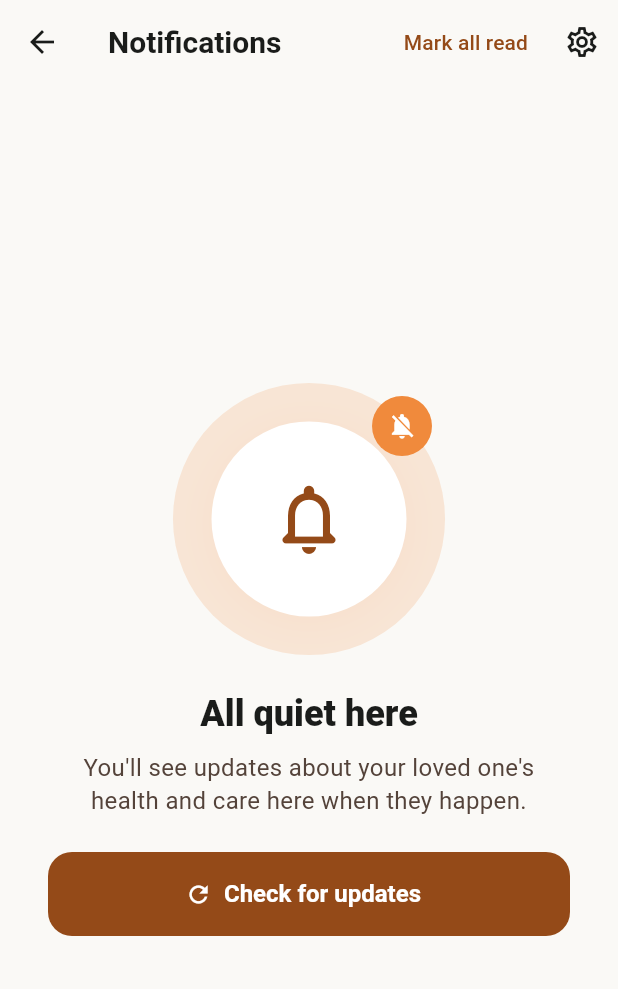
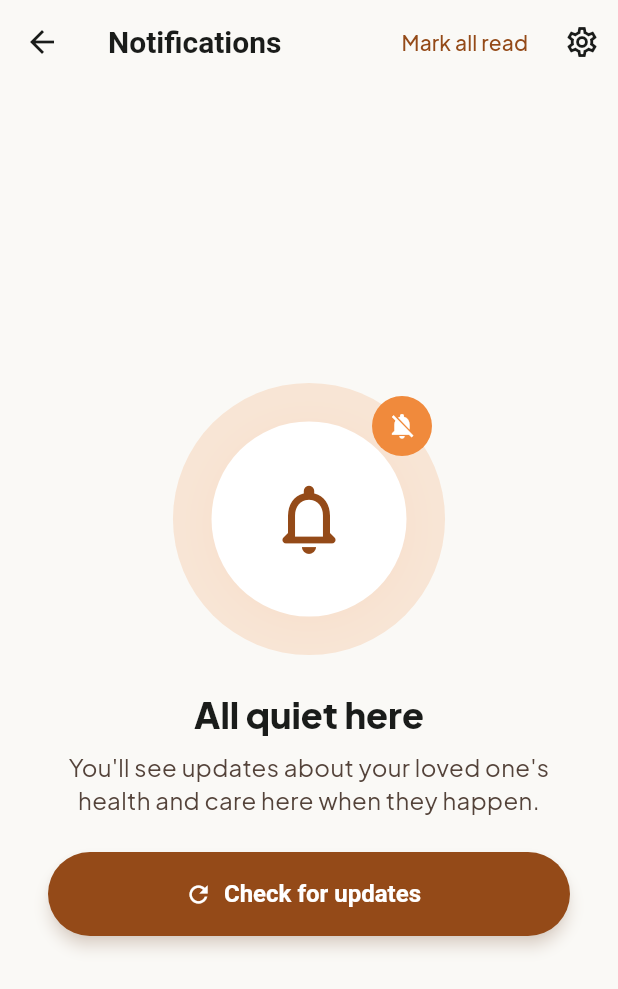
Before and after one commit to MADEMSanjanaSarvani/Elder-Care, a Flutter app: the screen it shows once a user with an empty profile is signed in, after a tap on the "notifications none" icon, on a phone screen of 412 x 824 dp. Shown: the top 989 px of the screen. Run offline on Flutter 3.47's test engine with Material 3 defaults, Android fonts, the phone set to English and light mode, and no system bars; our stand-ins replace connectivity_plus, file_picker, firebase_core, firebase_messaging, fl_chart, flutter_riverpod and 6 more; missing offline and left inert: agora_rtc_engine; accounts and stored records are empty; network calls fail.

Commit message:
Make the app actually look like the designs, from the theme out
Ten Stitch screens share one visual system, and the app was rendering a
different one. Fixing that screen by screen would have taken a week and drifted
immediately; it belongs in the theme, where every screen picks it up at once.

Plus Jakarta Sans is now bundled. It is the typeface every design is drawn in,
and its absence was the single biggest reason the app looked unlike the mocks —
the designs lean on 600/700/800 weights, and Roboto can only fake those. A
variable font covers 200-800 in one 176 KB file, with no network fetch, which
satisfies the offline requirement rather than dodging it. OFL 1.1, licence
shipped alongside as the licence requires.

Buttons are pills now. That is not only style: a pill reads as one tappable
object at arm's length, where a rounded rectangle across the bottom of a screen
can read as a panel — and our users hold the phone further away than the
designer sat from the mock.

Cards go to radius 24 and pick up the warm lift the designs use everywhere: the
primary hue at ten percent alpha, not a grey drop-shadow, which is what makes
the surfaces look lit rather than cut out. Exposed as a SetuSurfaces theme
extension so hand-built Containers stop inventing their own — nominally
identical cards on two screens were sitting at visibly different heights.

Input borders go from 1.4px to 2px. A hairline disappears on the cheap 720p
panels most of our users have.

Type scale follows the mocks: screen titles at 40, headlines at 34/28/24. This
is an app read by people with presbyopia and the designs are right to shout.

```diff
--- a/apps/family_elder_app/lib/core/app_build.dart
+++ b/apps/family_elder_app/lib/core/app_build.dart
@@ -4,4 +4,4 @@
 /// install actually update?" ambiguity.
 ///
 /// Keep it in sync with pubspec `version:`.
-const String kAppBuildLabel = 'v0.5.6 · build 38 · 27 Jul';
+const String kAppBuildLabel = 'v0.6.0 · build 39 · 27 Jul';
--- a/packages/setu_core/lib/src/design/design_tokens.dart
+++ b/packages/setu_core/lib/src/design/design_tokens.dart
@@ -3,11 +3,13 @@ import 'package:flutter/material.dart';
 /// Codifies the palette and type scale from
 /// docs/prd/03-prd-part3-execution.html Section 17.
 ///
-/// No custom font files are bundled for the MVP — Section 20's offline-
-/// resilience requirement argues against a network font fetch, and a
-/// bundled custom font is a Phase 2 polish item, not an MVP blocker.
-/// Platform default fonts (San Francisco / Roboto) carry the type scale
-/// below instead.
+/// Plus Jakarta Sans is now bundled (see the app's pubspec) rather than
+/// fetched at runtime. Section 20's offline-resilience requirement rules out
+/// a network font fetch, and it was the reason this shipped on Roboto for a
+/// long time — but a bundled variable font costs 176 KB once and no network
+/// at all, which satisfies the requirement instead of dodging it. The
+/// difference is visible: the designs lean on 600/700/800 weights that Roboto
+/// can only fake.
 class SetuColors {
   const SetuColors._();
 
@@ -115,20 +117,43 @@ class SetuTheme {
       outlineVariant: border,
     );
 
+    // Fully rounded. Every SETU design draws its primary action as a pill,
+    // and it is not only a style: a pill reads as a single tappable object at
+    // arm's length, where a rounded rectangle at the bottom of a screen can
+    // read as a panel. This app is used by people holding a phone further
+    // away than the designer was sitting from the mock.
     final buttonShape =
-        RoundedRectangleBorder(borderRadius: BorderRadius.circular(16));
+        RoundedRectangleBorder(borderRadius: BorderRadius.circular(999));
 
-    OutlineInputBorder inputBorder(Color c, [double w = 1.4]) =>
+    // 2px, because a 1.4px hairline effectively disappears on the cheap
+    // 720p panels most of our users have.
+    OutlineInputBorder inputBorder(Color c, [double w = 2]) =>
         OutlineInputBorder(
           borderRadius: BorderRadius.circular(16),
           borderSide: BorderSide(color: c, width: w),
         );
+
+    // The warm lift under every card and bar in the designs. Not a grey
+    // drop-shadow: it is the primary hue at very low alpha, which is what
+    // makes the surfaces feel lit rather than cut out.
+    final warmShadow = [
+      BoxShadow(
+        color: (isDark ? Colors.black : SetuColors.peachLight)
+            .withValues(alpha: isDark ? 0.35 : 0.10),
+        blurRadius: 20,
+        offset: const Offset(0, 4),
+      ),
+    ];
 
     return ThemeData(
       brightness: brightness,
       scaffoldBackgroundColor: paper,
       colorScheme: colorScheme,
       useMaterial3: true,
+      // Bundled with the app (see pubspec). Every SETU design is drawn in it,
+      // and its 600/700/800 weights are what give the headings their
+      // character — Roboto faux-bolds them and the screens go flat.
+      fontFamily: 'Plus Jakarta Sans',
       textTheme: _textTheme(ink),
       appBarTheme: AppBarTheme(
           backgroundColor: paper,
@@ -151,6 +176,20 @@ class SetuTheme {
         style: FilledButton.styleFrom(
           minimumSize: const Size.fromHeight(56),
           shape: buttonShape,
+          elevation: 4,
+          shadowColor: accent.withValues(alpha: 0.35),
+          textStyle:
+              const TextStyle(fontSize: 16, fontWeight: FontWeight.w600),
+        ),
+      ),
+      elevatedButtonTheme: ElevatedButtonThemeData(
+        style: ElevatedButton.styleFrom(
+          minimumSize: const Size.fromHeight(56),
+          shape: buttonShape,
+          elevation: 4,
+          shadowColor: accent.withValues(alpha: 0.35),
+          backgroundColor: accent,
+          foregroundColor: Colors.white,
           textStyle:
               const TextStyle(fontSize: 16, fontWeight: FontWeight.w600),
         ),
@@ -159,7 +198,7 @@ class SetuTheme {
         style: OutlinedButton.styleFrom(
           minimumSize: const Size.fromHeight(56),
           shape: buttonShape,
-          side: BorderSide(color: border, width: 1.4),
+          side: BorderSide(color: border, width: 2),
           foregroundColor: accent,
           textStyle:
               const TextStyle(fontSize: 16, fontWeight: FontWeight.w600),
@@ -170,10 +209,44 @@ class SetuTheme {
         elevation: 0,
         margin: EdgeInsets.zero,
         shape: RoundedRectangleBorder(
-          borderRadius: BorderRadius.circular(20),
-          side: BorderSide(color: border),
+          // 24 rather than 20 — the designs are noticeably softer than what
+          // the app was rendering, and on a bento grid the difference between
+          // 20 and 24 is the difference between tiles and cards.
+          borderRadius: BorderRadius.circular(24),
+          side: BorderSide(color: border.withValues(alpha: 0.5)),
         ),
       ),
+      // The bottom bar in every design: white, lifted by a warm shadow that
+      // falls upward, with the active destination in a filled pill.
+      navigationBarTheme: NavigationBarThemeData(
+        backgroundColor: surface,
+        elevation: 3,
+        shadowColor: SetuColors.peachLight.withValues(alpha: 0.10),
+        surfaceTintColor: Colors.transparent,
+        indicatorColor: (isDark ? SetuColors.lavenderDark : SetuColors.lavenderLight)
+            .withValues(alpha: 0.20),
+        indicatorShape: const StadiumBorder(),
+        labelTextStyle: WidgetStatePropertyAll(TextStyle(
+            fontSize: 12.5, fontWeight: FontWeight.w600, color: ink)),
+      ),
+      chipTheme: ChipThemeData(
+        shape: const StadiumBorder(),
+        side: BorderSide(color: border.withValues(alpha: 0.5)),
+        backgroundColor: surface,
+      ),
+      dialogTheme: DialogThemeData(
+        backgroundColor: surface,
+        shape: RoundedRectangleBorder(
+            borderRadius: BorderRadius.circular(24)),
+      ),
+      bottomSheetTheme: BottomSheetThemeData(
+        backgroundColor: paper,
+        shape: const RoundedRectangleBorder(
+            borderRadius: BorderRadius.vertical(top: Radius.circular(28))),
+      ),
+      // Exposed so screens can use the same lift on the plain Containers they
+      // build by hand, instead of each inventing its own drop shadow.
+      extensions: [SetuSurfaces(cardShadow: warmShadow)],
       segmentedButtonTheme: SegmentedButtonThemeData(
         style: ButtonStyle(
           shape: WidgetStatePropertyAll(RoundedRectangleBorder(
@@ -184,14 +257,27 @@ class SetuTheme {
     );
   }
 
+  /// Type scale from the designs: bigger and heavier than Material's
+  /// defaults throughout. Screen titles are 40, not 32 — this is an app read
+  /// by people with presbyopia, and the mocks are right to shout.
   static TextTheme _textTheme(Color ink) {
     return TextTheme(
-      headlineLarge:
-          TextStyle(fontSize: 32, fontWeight: FontWeight.w700, color: ink),
+      displaySmall: TextStyle(
+          fontSize: 40,
+          fontWeight: FontWeight.w700,
+          letterSpacing: -0.8,
+          color: ink),
+      headlineLarge: TextStyle(
+          fontSize: 34,
+          fontWeight: FontWeight.w700,
+          letterSpacing: -0.5,
+          color: ink),
       headlineMedium:
-          TextStyle(fontSize: 26, fontWeight: FontWeight.w700, color: ink),
+          TextStyle(fontSize: 28, fontWeight: FontWeight.w700, color: ink),
+      headlineSmall:
+          TextStyle(fontSize: 24, fontWeight: FontWeight.w600, color: ink),
       titleLarge:
-          TextStyle(fontSize: 20, fontWeight: FontWeight.w600, color: ink),
+          TextStyle(fontSize: 22, fontWeight: FontWeight.w600, color: ink),
       bodyLarge: TextStyle(
           fontSize: 18, color: ink), // large, legible base (Warmth system)
       bodyMedium: TextStyle(fontSize: 16, color: ink),
@@ -212,3 +298,34 @@ extension ElderModeTypography on TextTheme {
     );
   }
 }
+
+/// The warm shadow the designs put under every raised surface, exposed on the
+/// theme so screens stop inventing their own.
+///
+/// Before this, cards built as plain Containers each hard-coded a drop shadow
+/// — some grey, some warm, some none — so nominally identical cards on two
+/// screens sat at visibly different heights. Reading it from the theme means
+/// light and dark get the right treatment without any call site knowing which
+/// one is active.
+@immutable
+class SetuSurfaces extends ThemeExtension<SetuSurfaces> {
+  const SetuSurfaces({required this.cardShadow});
+
+  final List<BoxShadow> cardShadow;
+
+  static SetuSurfaces of(BuildContext context) =>
+      Theme.of(context).extension<SetuSurfaces>() ??
+      const SetuSurfaces(cardShadow: []);
+
+  @override
+  SetuSurfaces copyWith({List<BoxShadow>? cardShadow}) =>
+      SetuSurfaces(cardShadow: cardShadow ?? this.cardShadow);
+
+  @override
+  SetuSurfaces lerp(ThemeExtension<SetuSurfaces>? other, double t) {
+    if (other is! SetuSurfaces) return this;
+    return SetuSurfaces(
+      cardShadow: BoxShadow.lerpList(cardShadow, other.cardShadow, t) ?? cardShadow,
+    );
+  }
+}
```
Also changed, not shown: apps/family_elder_app/assets/fonts/OFL.txt (added, +93 -0 lines), apps/family_elder_app/pubspec.yaml (+14 -1 lines), apps/family_elder_app/assets/fonts/PlusJakartaSans.ttf (added).
